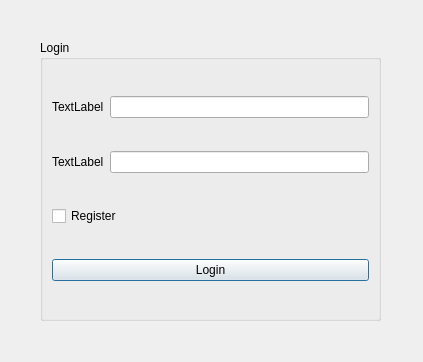
The window that QtInterface/login.ui (Pierre-Narcisi/Babel) describes before a commit, drawn with Qt 5.
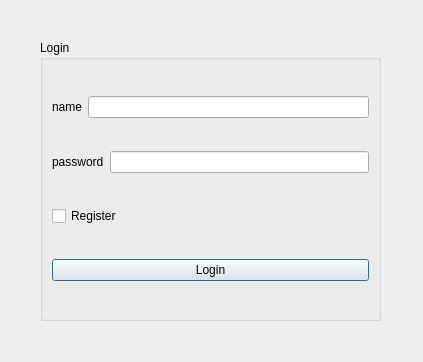
The same window after the commit.

Diff of the .ui file:
```diff
--- a/QtInterface/login.ui
+++ b/QtInterface/login.ui
@@ -31,7 +31,7 @@
       <item>
        <widget class="QLabel" name="label">
         <property name="text">
-         <string>TextLabel</string>
+         <string>name</string>
         </property>
        </widget>
       </item>
@@ -45,7 +45,7 @@
       <item>
        <widget class="QLabel" name="label_2">
         <property name="text">
-         <string>TextLabel</string>
+         <string>password</string>
         </property>
        </widget>
       </item>
```
Left out of the diff: 8 changed lines with no effect on the pictures.
